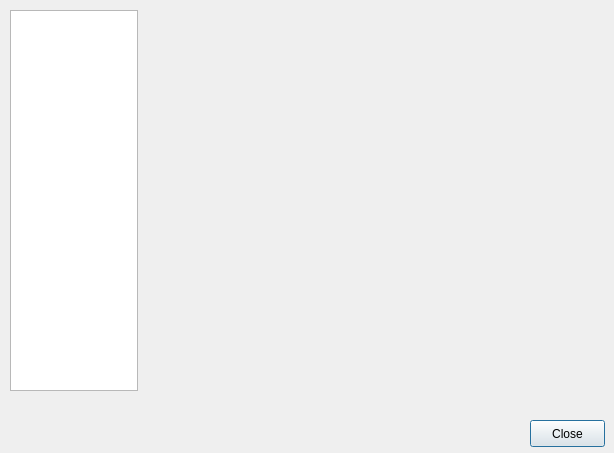
The window that PAConsole/res/maindlg.ui (AnarManafov/PoD) describes before a commit, drawn with Qt 5.
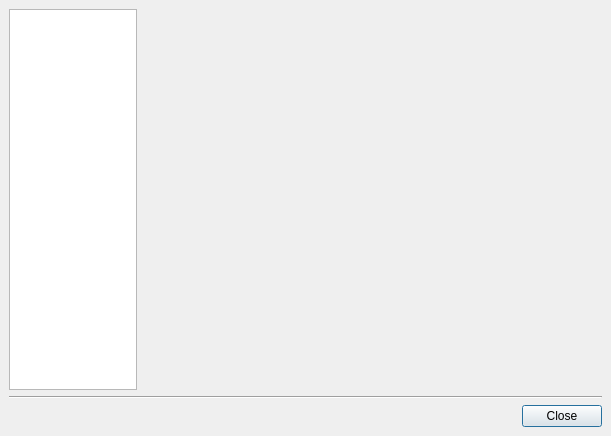
The same window after the commit.

Commit message: PAConsole_modified: GUI formating

Diff of the .ui file:
```diff
--- a/PAConsole/res/maindlg.ui
+++ b/PAConsole/res/maindlg.ui
@@ -5,8 +5,8 @@
    <rect>
     <x>0</x>
     <y>0</y>
-    <width>614</width>
-    <height>453</height>
+    <width>611</width>
+    <height>436</height>
    </rect>
   </property>
   <property name="sizePolicy" >
@@ -20,28 +20,23 @@
   <property name="windowTitle" >
    <string>PROOFAgent Management Console</string>
   </property>
-  <widget class="QPushButton" name="closeButton" >
-   <property name="geometry" >
-    <rect>
-     <x>530</x>
-     <y>420</y>
-     <width>75</width>
-     <height>27</height>
-    </rect>
+  <layout class="QGridLayout" >
+   <property name="margin" >
+    <number>9</number>
    </property>
-   <property name="text" >
-    <string>Close</string>
+   <property name="spacing" >
+    <number>6</number>
    </property>
-  </widget>
+   <item row="0" column="0" >
+    <layout class="QHBoxLayout" >
+     <property name="margin" >
+      <number>0</number>
+     </property>
+     <property name="spacing" >
+      <number>6</number>
+     </property>
+     <item>
   <widget class="QListWidget" name="contentsWidget" >
-   <property name="geometry" >
-    <rect>
-     <x>10</x>
-     <y>10</y>
-     <width>128</width>
-     <height>381</height>
-    </rect>
-   </property>
    <property name="minimumSize" >
     <size>
      <width>128</width>
@@ -73,17 +68,67 @@
     <number>-1</number>
    </property>
   </widget>
+     </item>
+     <item>
   <widget class="QStackedWidget" name="pagesWidget" >
-   <property name="geometry" >
-    <rect>
-     <x>150</x>
-     <y>10</y>
-     <width>451</width>
-     <height>381</height>
-    </rect>
+       <property name="sizePolicy" >
+        <sizepolicy>
+         <hsizetype>3</hsizetype>
+         <vsizetype>3</vsizetype>
+         <horstretch>81</horstretch>
+         <verstretch>100</verstretch>
+        </sizepolicy>
+       </property>
+       <property name="minimumSize" >
+        <size>
+         <width>400</width>
+         <height>128</height>
+        </size>
+       </property>
+       <property name="frameShadow" >
+        <enum>QFrame::Plain</enum>
    </property>
    <widget class="QWidget" name="" />
   </widget>
+     </item>
+    </layout>
+   </item>
+   <item row="1" column="0" >
+    <layout class="QHBoxLayout" >
+     <property name="margin" >
+      <number>0</number>
+     </property>
+     <property name="spacing" >
+      <number>6</number>
+     </property>
+     <item>
+      <widget class="Line" name="line" >
+       <property name="orientation" >
+        <enum>Qt::Horizontal</enum>
+       </property>
+      </widget>
+     </item>
+    </layout>
+   </item>
+   <item row="2" column="0" >
+    <widget class="QPushButton" name="closeButton" >
+     <property name="sizePolicy" >
+      <sizepolicy>
+       <hsizetype>0</hsizetype>
+       <vsizetype>0</vsizetype>
+       <horstretch>0</horstretch>
+       <verstretch>0</verstretch>
+      </sizepolicy>
+     </property>
+     <property name="layoutDirection" >
+      <enum>Qt::RightToLeft</enum>
+     </property>
+     <property name="text" >
+      <string>Close</string>
+     </property>
+    </widget>
+   </item>
+  </layout>
  </widget>
  <layoutdefault spacing="6" margin="11" />
  <pixmapfunction>qPixmapFromMimeSource</pixmapfunction>
```
Left out of the diff: 8 changed lines with no effect on the pictures. Lines whose indentation alone changed are shown as unchanged. The commit also changes 4 other files.
